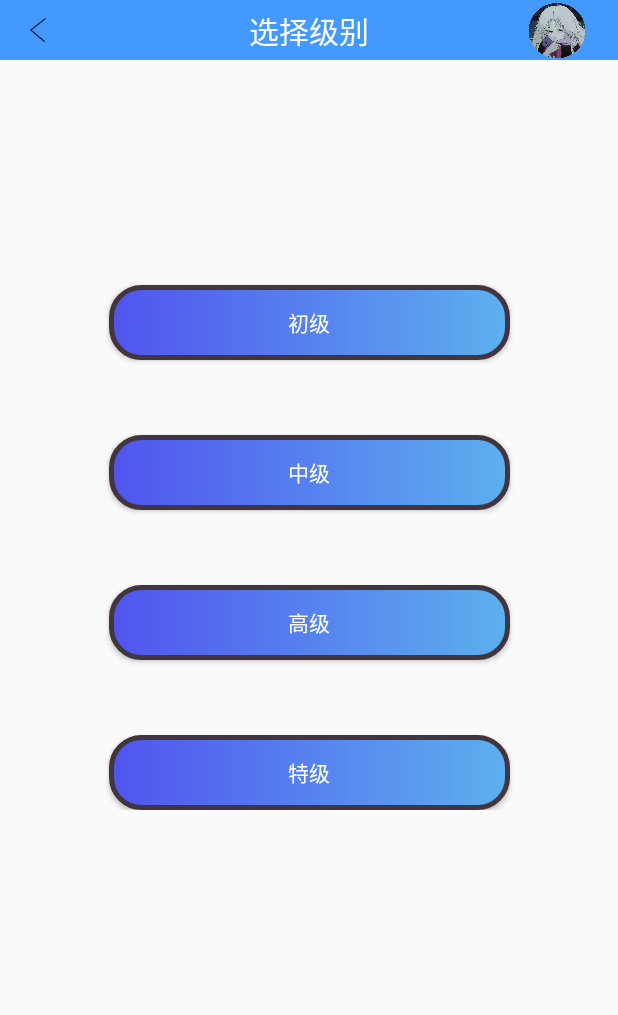
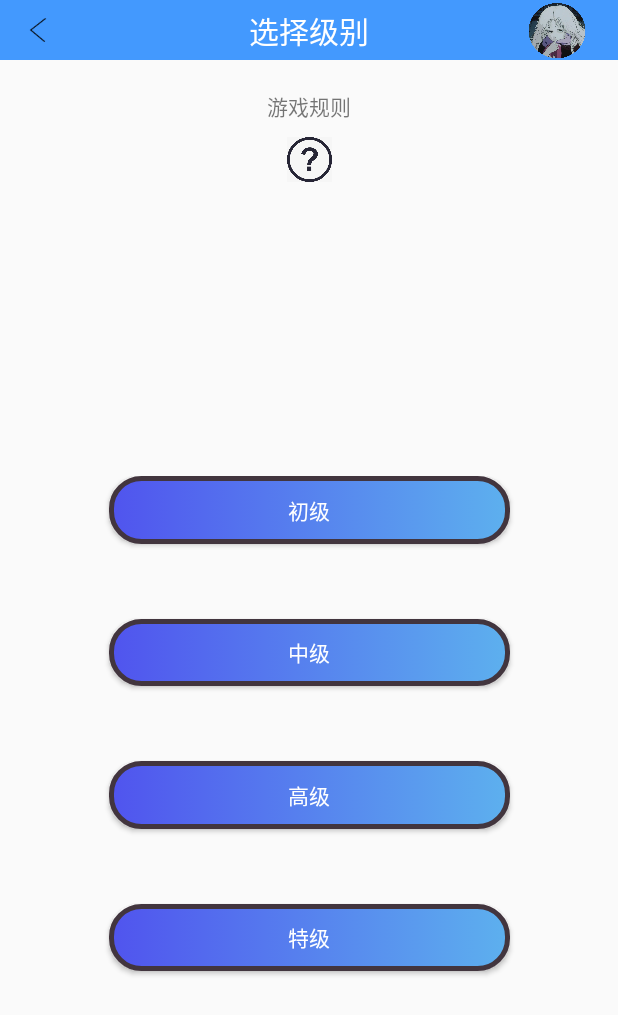
Before and after one commit to jianhaofox/BrainDevelopment, an Android app: the GradeActivity screen opened directly, with no data from a screen before it, on a phone screen of 412 x 824 dp. Shown: the top 1015 px of the screen. Run offline under Robolectric (Android 15) with nearby library versions, the phone set to English and light mode, and no system bars; 2 statements that could not run were skipped.

Commit message:
Merge remote-tracking branch 'origin/master'
# Conflicts:
#	app/src/main/java/com/jzy/braindevelopment/Test.java
#	app/src/main/java/com/jzy/braindevelopment/game/activity/GradeActivity.java
#	app/src/main/res/layout/activity_test.xml
扑克游戏收尾

```diff
--- a/app/src/main/java/com/jzy/braindevelopment/MainActivity.java
+++ b/app/src/main/java/com/jzy/braindevelopment/MainActivity.java
@@ -12,6 +12,7 @@ import android.view.MotionEvent;
 import android.view.View;
 
 import com.jzy.braindevelopment.comment.InitActivity;
+import com.jzy.braindevelopment.game.GameInitiator;
 import com.jzy.braindevelopment.game.activity.GradeActivity;
 import com.jzy.braindevelopment.main.GlideImageLoader;
 import com.youth.banner.Banner;
@@ -89,6 +90,7 @@ public class MainActivity extends AppCompatActivity {
                 Intent intent = new Intent(MainActivity.this, GradeActivity.class);
                 //传递参数 - 游戏名字
                 gameName = view.getTag().toString();
+                intent.putExtra("gameRule", GameInitiator.getGameRule(gameName));
                 intent.putExtra("gameName",gameName);
                 Log.d(TAG, view.getTag().toString());
                 startActivity(intent);
--- a/app/src/main/java/com/jzy/braindevelopment/comment/InitActivity.java
+++ b/app/src/main/java/com/jzy/braindevelopment/comment/InitActivity.java
@@ -13,4 +13,5 @@ public class InitActivity {
     public static void initTitle(Activity activity, String title) {
         ((TextView) (activity.findViewById(R.id.bar_title))).setText(title);
     }
+
 }
--- a/app/src/main/java/com/jzy/braindevelopment/game/activity/GradeActivity.java
+++ b/app/src/main/java/com/jzy/braindevelopment/game/activity/GradeActivity.java
@@ -6,6 +6,9 @@ import android.util.Log;
 import android.view.View;
 import android.view.ViewGroup;
 import android.widget.Button;
+import android.widget.ImageButton;
+import android.widget.TextView;
+
 import com.jzy.braindevelopment.R;
 import com.jzy.braindevelopment.comment.InitActivity;
 import com.jzy.braindevelopment.game.GameInitiator;
@@ -18,7 +21,10 @@ public class GradeActivity extends AppCompatActivity {
     private GameInitiator gameInitiator;
     //游戏名字
     private String gameName;
+    //游戏规则
+    private String gameRule;
 
+    private TextView gameRuleTxt;
     @Override
     protected void onCreate(Bundle savedInstanceState) {
         super.onCreate(savedInstanceState);
@@ -28,7 +34,22 @@ public class GradeActivity extends AppCompatActivity {
         Bundle bundle = getIntent().getExtras();
         gameName = bundle.getString("gameName");
         Log.d(TAG, gameName+"321");
+        //显示游戏规则
+        gameRule = bundle.getString("gameRule");
+        gameRuleTxt = findViewById(R.id.gamerule_content_txt);
+        gameRuleTxt.setText(gameRule);
+        ImageButton ruleBtn = findViewById(R.id.question_btn_img);
+        ruleBtn.setOnClickListener(new View.OnClickListener() {
+            @Override
+            public void onClick(View view) {
+                if(gameRuleTxt.getVisibility()==View.VISIBLE){
+                    gameRuleTxt.setVisibility(View.INVISIBLE);
+                }else{
+                    gameRuleTxt.setVisibility(View.VISIBLE);
+                }
 
+            }
+        });
         //绑定游戏难度按钮点击事件
         ViewGroup viewGroup = findViewById(R.id.grade_layout);
 
--- a/app/src/main/java/com/jzy/braindevelopment/game/activity/PokerGameActivity.java
+++ b/app/src/main/java/com/jzy/braindevelopment/game/activity/PokerGameActivity.java
@@ -387,6 +387,7 @@ public class PokerGameActivity extends AppCompatActivity implements CircleTimerV
     private void initView() {
 
         mCircleTimerView = (CircleTimerView) findViewById(R.id.circle_timer);
+        Log.d(TAG, "second---"+pokerGame.getSecond());
         mCircleTimerView.setmTimeLength(pokerGame.getSecond());
         mCircleTimerView.setOnCountDownFinish(this);
         mCircleTimerView.start();
--- /dev/null
+++ b/app/src/main/res/drawable/text_border.xml
@@ -0,0 +1,4 @@
+<?xml version="1.0" encoding="utf-8"?>
+<shape xmlns:android="http://schemas.android.com/apk/res/android">
+        <stroke android:width="2dip" android:color="#f403c9" /><!--边框-->
+</shape>
--- a/app/src/main/res/layout/activity_grade.xml
+++ b/app/src/main/res/layout/activity_grade.xml
@@ -2,7 +2,6 @@
 <android.support.constraint.ConstraintLayout xmlns:android="http://schemas.android.com/apk/res/android"
     xmlns:app="http://schemas.android.com/apk/res-auto"
     xmlns:tools="http://schemas.android.com/tools"
-
     android:layout_width="match_parent"
     android:layout_height="match_parent"
     tools:context=".game.activity.GradeActivity">
@@ -13,12 +12,54 @@
         android:id="@+id/grade_title_bar"
         app:layout_constraintLeft_toLeftOf="parent"
         app:layout_constraintTop_toTopOf="parent" />
+    <android.support.constraint.ConstraintLayout
+        android:layout_width="match_parent"
+        android:layout_height="200dp"
+        android:id="@+id/game_txt_txt"
+        android:layout_marginTop="20dp"
+        app:layout_constraintTop_toBottomOf="@id/grade_title_bar">
+        <TextView
+            android:id="@+id/gamerule_txt"
+            android:layout_width="wrap_content"
+            android:layout_height="wrap_content"
+            android:text="游戏规则"
+            app:layout_constraintRight_toRightOf="parent"
+            app:layout_constraintLeft_toLeftOf="parent"/>
+
+        <TextView
+            android:id="@+id/gamerule_content_txt"
+            android:layout_width="350dp"
+            android:layout_height="wrap_content"
+            android:background="@drawable/text_border"
+            android:text="asdfasdf"
+            android:textColor="#471D24"
+            android:layout_margin="0dp"
+            android:visibility="gone"
+            android:shadowRadius="@android:integer/config_longAnimTime"
+            android:layout_marginTop="20dp"
+            app:layout_constraintTop_toBottomOf="@id/question_btn_img"
+            app:layout_constraintLeft_toLeftOf="parent"
+            app:layout_constraintRight_toRightOf="parent"/>
+
+        <ImageButton
+            android:id="@+id/question_btn_img"
+            android:layout_width="30dp"
+            android:layout_height="30dp"
+            android:layout_marginTop="10dp"
+            android:background="@mipmap/question1_icon"
+            app:layout_constraintTop_toBottomOf="@id/gamerule_txt"
+            app:layout_constraintLeft_toLeftOf="parent"
+            app:layout_constraintRight_toRightOf="parent"/>
+
+
+    </android.support.constraint.ConstraintLayout>
 
     <android.support.constraint.ConstraintLayout
         android:layout_width="match_parent"
-        android:layout_height="wrap_content"
+        android:layout_height="450dp"
         android:id="@+id/grade_layout"
-        app:layout_constraintTop_toBottomOf="@id/grade_title_bar">
+        app:layout_constraintTop_toBottomOf="@+id/game_txt_txt"
+        app:layout_constraintBottom_toBottomOf="parent">
         <Button
             android:id="@+id/primary_btn"
             android:layout_width="267dp"
@@ -26,12 +67,11 @@
             android:text="初级"
             android:textColor="#fff"
             android:background="@drawable/my_style"
-            android:layout_marginTop="150dp"
+
             android:tag="1"
             app:layout_constraintHeight_percent="0.1"
             app:layout_constraintLeft_toLeftOf="parent"
-            app:layout_constraintRight_toRightOf="parent"
-            app:layout_constraintTop_toTopOf="parent"/>
+            app:layout_constraintRight_toRightOf="parent"/>
 
         <Button
             android:id="@+id/middle_rank_button"
@@ -75,6 +115,8 @@
             app:layout_constraintRight_toRightOf="parent"
             app:layout_constraintTop_toBottomOf="@id/expert_button"/>
 
+
+
     </android.support.constraint.ConstraintLayout>
 
 </android.support.constraint.ConstraintLayout>
--- a/app/src/main/res/values/styles.xml
+++ b/app/src/main/res/values/styles.xml
@@ -17,5 +17,4 @@
     </style>
 
 
-
 </resources>
```
Also changed, not shown: app/src/main/java/com/jzy/braindevelopment/Test.java (+2 -7 lines), app/src/main/java/com/jzy/braindevelopment/game/GameInitiator.java (+22 -11 lines), app/src/main/java/com/jzy/braindevelopment/game/PokerGame.java (+16 -1 lines), app/src/main/res/layout/activity_main.xml (+7 -1 lines), app/src/main/res/layout/activity_test.xml (+18 -7 lines), app/src/main/res/mipmap-xhdpi/question1_icon.jpg (added).
